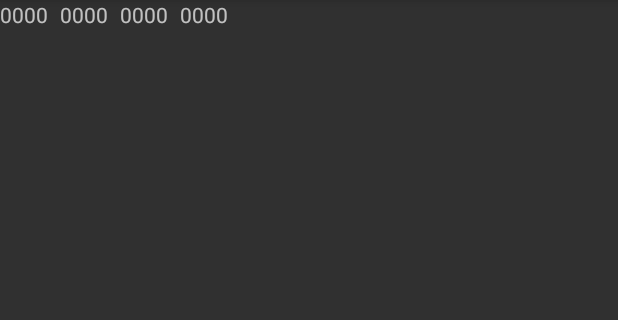
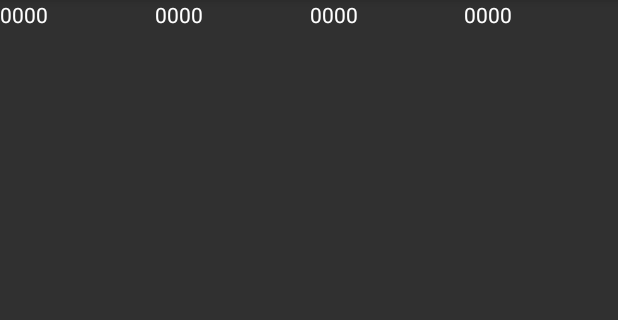
Before and after one commit to yaroslav-shlapak/PrivatCurrency, an Android app: the layout item_todo.xml on its own in the app's theme, with its tools: preview values and no code run, on a phone screen of 412 x 824 dp, the part 84-404 px from its top. Run offline under Robolectric (Android 15) with nearby library versions, the phone set to English and light mode, and no system bars.

Commit message:
Widget shows correct data because of xml layout files

```diff
--- a/app/src/main/java/com/voidgreen/privatcurrency/widget/AlarmManagerBroadcastReceiver.java
+++ b/app/src/main/java/com/voidgreen/privatcurrency/widget/AlarmManagerBroadcastReceiver.java
@@ -7,6 +7,7 @@ import android.content.Context;
 import android.content.Intent;
 import android.util.Log;
 
+import com.voidgreen.privatcurrency.data.DownloadCurrencyTask;
 import com.voidgreen.privatcurrency.utilities.Constants;
 
 /**
@@ -21,6 +22,7 @@ public class AlarmManagerBroadcastReceiver extends BroadcastReceiver {
         ComponentName thisWidget = new ComponentName(context, CurrencyWidgetProvider.class);
 
         Log.d(Constants.TAG, "AlarmManagerBroadcastReceiver onReceive");
+        new DownloadCurrencyTask(context).execute(Constants.EXCHANGE_RATE_CARD);
 
         Utility.updateAllWidgets(context, appWidgetManager, appWidgetManager.getAppWidgetIds(thisWidget));
 
--- a/app/src/main/res/layout/activity_main.xml
+++ b/app/src/main/res/layout/activity_main.xml
@@ -1,6 +1,6 @@
 <LinearLayout xmlns:android="http://schemas.android.com/apk/res/android"
     xmlns:tools="http://schemas.android.com/tools"
-    android:layout_width="wrap_content"
+    android:layout_width="match_parent"
     android:layout_height="wrap_content"
     android:orientation="vertical"
     tools:context=".MainActivity">
@@ -8,18 +8,18 @@
 
 
     <LinearLayout
-        android:orientation="horizontal"
-        android:layout_width="wrap_content"
+        android:orientation="vertical"
+        android:layout_width="match_parent"
         android:layout_height="wrap_content"
         android:layout_weight="1"
         android:baselineAligned="false">
         <ListView
-            android:layout_width="wrap_content"
+            android:layout_width="match_parent"
             android:layout_height="wrap_content"
             android:id="@+id/listViewCard"
             android:layout_weight="1" />
         <ListView
-            android:layout_width="wrap_content"
+            android:layout_width="match_parent"
             android:layout_height="wrap_content"
             android:id="@+id/listViewCash"
             android:layout_weight="1" />
--- a/app/src/main/res/layout/item_todo.xml
+++ b/app/src/main/res/layout/item_todo.xml
@@ -1,18 +1,26 @@
 <?xml version="1.0" encoding="utf-8"?>
-<GridLayout xmlns:android="http://schemas.android.com/apk/res/android"
+<LinearLayout xmlns:android="http://schemas.android.com/apk/res/android"
     android:orientation="horizontal" android:layout_width="fill_parent"
     android:layout_height="match_parent">
-    <TextView android:text="@string/hello_world" android:layout_width="@dimen/cell_width"
+    <TextView android:text="@string/hello_world" android:layout_width="match_parent"
         android:id="@+id/textViewCurrency"
-        android:layout_height="wrap_content" />
-    <TextView android:text="@string/hello_world" android:layout_width="@dimen/cell_width"
+        android:layout_height="wrap_content"
+        android:layout_weight="1"
+        android:textColor="@color/white"/>
+    <TextView android:text="@string/hello_world" android:layout_width="match_parent"
         android:id="@+id/textViewBaseCurrency"
-        android:layout_height="wrap_content" />
-    <TextView android:text="@string/hello_world" android:layout_width="@dimen/cell_width"
+        android:layout_height="wrap_content"
+        android:layout_weight="1"
+        android:textColor="@color/white"/>
+    <TextView android:text="@string/hello_world" android:layout_width="match_parent"
         android:id="@+id/textViewBuyPrice"
-        android:layout_height="wrap_content"/>
-    <TextView android:text="@string/hello_world" android:layout_width="@dimen/cell_width"
+        android:layout_height="wrap_content"
+        android:layout_weight="1"
+        android:textColor="@color/white"/>
+    <TextView android:text="@string/hello_world" android:layout_width="match_parent"
         android:id="@+id/textViewSalePrice"
-        android:layout_height="wrap_content"/>
+        android:layout_height="wrap_content"
+        android:layout_weight="1"
+        android:textColor="@color/white"/>
 
-</GridLayout>
+</LinearLayout>
```
Also changed, not shown: 1 other file.
